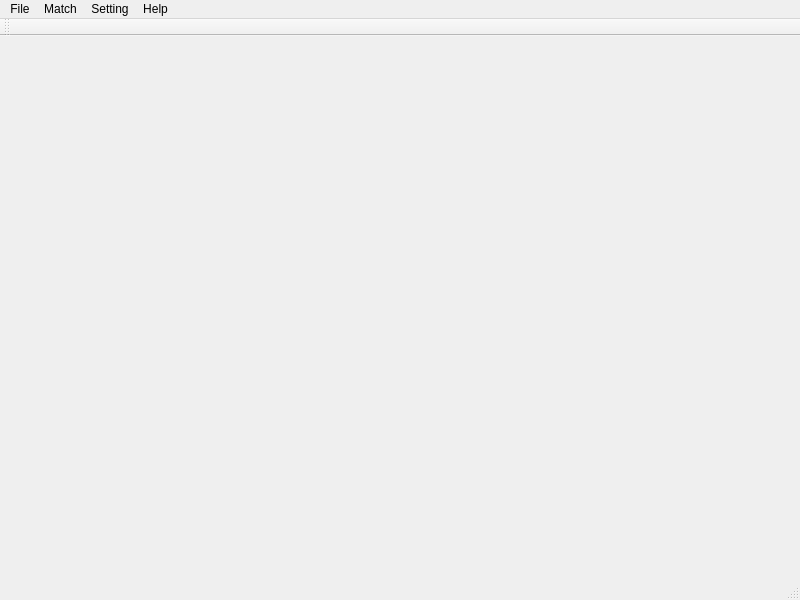
Before: the Qt Designer form GuidedMode/sGuidedMode.ui in mrchipset/GuidedModeGUI, drawn with Qt 5.
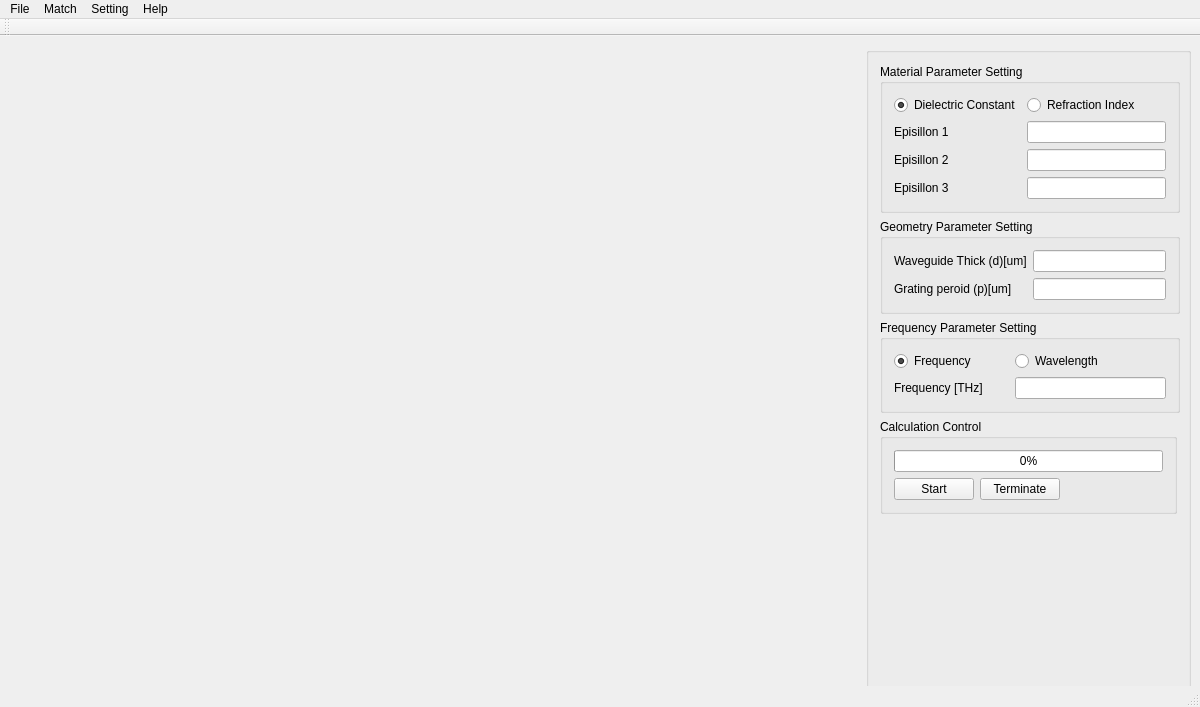
After: the same form once the commit is applied.

Commit message: Design an ugly mainWindow UI

Patch:
```diff
--- a/GuidedMode/sGuidedMode.ui
+++ b/GuidedMode/sGuidedMode.ui
@@ -6,26 +6,384 @@
    <rect>
     <x>0</x>
     <y>0</y>
-    <width>800</width>
-    <height>600</height>
+    <width>1200</width>
+    <height>707</height>
    </rect>
   </property>
   <property name="minimumSize">
    <size>
-    <width>800</width>
-    <height>600</height>
+    <width>1200</width>
+    <height>707</height>
+   </size>
+  </property>
+  <property name="maximumSize">
+   <size>
+    <width>1200</width>
+    <height>707</height>
+   </size>
+  </property>
+  <property name="baseSize">
+   <size>
+    <width>0</width>
+    <height>0</height>
    </size>
   </property>
   <property name="windowTitle">
    <string>GuidedModeCalculator</string>
   </property>
-  <widget class="QWidget" name="centralWidget"/>
+  <widget class="QWidget" name="centralWidget">
+   <property name="sizePolicy">
+    <sizepolicy hsizetype="Maximum" vsizetype="Maximum">
+     <horstretch>0</horstretch>
+     <verstretch>0</verstretch>
+    </sizepolicy>
+   </property>
+   <property name="minimumSize">
+    <size>
+     <width>1200</width>
+     <height>650</height>
+    </size>
+   </property>
+   <property name="maximumSize">
+    <size>
+     <width>1200</width>
+     <height>650</height>
+    </size>
+   </property>
+   <widget class="QWidget" name="layoutWidget">
+    <property name="geometry">
+     <rect>
+      <x>1</x>
+      <y>0</y>
+      <width>1201</width>
+      <height>702</height>
+     </rect>
+    </property>
+    <layout class="QHBoxLayout" name="horizontalLayout" stretch="1,1">
+     <property name="sizeConstraint">
+      <enum>QLayout::SetMaximumSize</enum>
+     </property>
+     <item>
+      <widget class="QWidget" name="UI_PLOT_WIDGET" native="true">
+       <property name="sizePolicy">
+        <sizepolicy hsizetype="Expanding" vsizetype="Expanding">
+         <horstretch>3</horstretch>
+         <verstretch>0</verstretch>
+        </sizepolicy>
+       </property>
+       <property name="minimumSize">
+        <size>
+         <width>800</width>
+         <height>700</height>
+        </size>
+       </property>
+      </widget>
+     </item>
+     <item>
+      <widget class="QGroupBox" name="UI_GROUP_WRAPP">
+       <property name="enabled">
+        <bool>true</bool>
+       </property>
+       <property name="sizePolicy">
+        <sizepolicy hsizetype="Preferred" vsizetype="Preferred">
+         <horstretch>0</horstretch>
+         <verstretch>0</verstretch>
+        </sizepolicy>
+       </property>
+       <property name="minimumSize">
+        <size>
+         <width>325</width>
+         <height>0</height>
+        </size>
+       </property>
+       <property name="maximumSize">
+        <size>
+         <width>325</width>
+         <height>1000</height>
+        </size>
+       </property>
+       <property name="sizeIncrement">
+        <size>
+         <width>0</width>
+         <height>0</height>
+        </size>
+       </property>
+       <property name="alignment">
+        <set>Qt::AlignJustify|Qt::AlignVCenter</set>
+       </property>
+       <layout class="QFormLayout" name="UI_FML_WRAPPER">
+        <property name="rowWrapPolicy">
+         <enum>QFormLayout::DontWrapRows</enum>
+        </property>
+        <item row="0" column="0">
+         <widget class="QGroupBox" name="UI_GROUP_DIELECTRIC">
+          <property name="minimumSize">
+           <size>
+            <width>300</width>
+            <height>0</height>
+           </size>
+          </property>
+          <property name="title">
+           <string>Material Parameter Setting</string>
+          </property>
+          <layout class="QFormLayout" name="UI_FML_DIELECTRIC">
+           <item row="0" column="0">
+            <widget class="QRadioButton" name="UI_RB_DIELECTRIC">
+             <property name="text">
+              <string>Dielectric Constant</string>
+             </property>
+             <property name="checked">
+              <bool>true</bool>
+             </property>
+            </widget>
+           </item>
+           <item row="0" column="1">
+            <widget class="QRadioButton" name="UI_RB_REFRACTION">
+             <property name="sizePolicy">
+              <sizepolicy hsizetype="Minimum" vsizetype="Fixed">
+               <horstretch>1</horstretch>
+               <verstretch>0</verstretch>
+              </sizepolicy>
+             </property>
+             <property name="text">
+              <string>Refraction Index</string>
+             </property>
+            </widget>
+           </item>
+           <item row="1" column="0">
+            <widget class="QLabel" name="label">
+             <property name="sizePolicy">
+              <sizepolicy hsizetype="Fixed" vsizetype="Preferred">
+               <horstretch>0</horstretch>
+               <verstretch>0</verstretch>
+              </sizepolicy>
+             </property>
+             <property name="maximumSize">
+              <size>
+               <width>16777215</width>
+               <height>16777215</height>
+              </size>
+             </property>
+             <property name="text">
+              <string>Episillon 1</string>
+             </property>
+            </widget>
+           </item>
+           <item row="1" column="1">
+            <widget class="QLineEdit" name="UI_LE_EP1">
+             <property name="sizePolicy">
+              <sizepolicy hsizetype="Preferred" vsizetype="Preferred">
+               <horstretch>0</horstretch>
+               <verstretch>0</verstretch>
+              </sizepolicy>
+             </property>
+             <property name="minimumSize">
+              <size>
+               <width>0</width>
+               <height>20</height>
+              </size>
+             </property>
+             <property name="baseSize">
+              <size>
+               <width>250</width>
+               <height>32</height>
+              </size>
+             </property>
+             <property name="text">
+              <string/>
+             </property>
+            </widget>
+           </item>
+           <item row="2" column="0">
+            <widget class="QLabel" name="label_2">
+             <property name="text">
+              <string>Episillon 2</string>
+             </property>
+            </widget>
+           </item>
+           <item row="2" column="1">
+            <widget class="QLineEdit" name="UI_LE_EP2">
+             <property name="minimumSize">
+              <size>
+               <width>0</width>
+               <height>20</height>
+              </size>
+             </property>
+            </widget>
+           </item>
+           <item row="3" column="0">
+            <widget class="QLabel" name="label_3">
+             <property name="text">
+              <string>Episillon 3</string>
+             </property>
+            </widget>
+           </item>
+           <item row="3" column="1">
+            <widget class="QLineEdit" name="UI_LE_EP3">
+             <property name="minimumSize">
+              <size>
+               <width>0</width>
+               <height>20</height>
+              </size>
+             </property>
+            </widget>
+           </item>
+          </layout>
+         </widget>
+        </item>
+        <item row="1" column="0">
+         <widget class="QGroupBox" name="UI_GROUP_GEOMETRY">
+          <property name="minimumSize">
+           <size>
+            <width>300</width>
+            <height>0</height>
+           </size>
+          </property>
+          <property name="title">
+           <string>Geometry Parameter Setting</string>
+          </property>
+          <layout class="QFormLayout" name="UI_FML_GEOMETERY">
+           <item row="0" column="0">
+            <widget class="QLabel" name="label_4">
+             <property name="text">
+              <string>Waveguide Thick (d)[um]</string>
+             </property>
+            </widget>
+           </item>
+           <item row="0" column="1">
+            <widget class="QLineEdit" name="UI_LE_WAVEGUID_D">
+             <property name="minimumSize">
+              <size>
+               <width>0</width>
+               <height>20</height>
+              </size>
+             </property>
+            </widget>
+           </item>
+           <item row="1" column="0">
+            <widget class="QLabel" name="label_5">
+             <property name="text">
+              <string>Grating peroid (p)[um]</string>
+             </property>
+            </widget>
+           </item>
+           <item row="1" column="1">
+            <widget class="QLineEdit" name="UI_LE_GRATING_P">
+             <property name="minimumSize">
+              <size>
+               <width>0</width>
+               <height>20</height>
+              </size>
+             </property>
+            </widget>
+           </item>
+          </layout>
+         </widget>
+        </item>
+        <item row="2" column="0">
+         <widget class="QGroupBox" name="UI_GROUP_FREQ">
+          <property name="sizePolicy">
+           <sizepolicy hsizetype="Preferred" vsizetype="Preferred">
+            <horstretch>0</horstretch>
+            <verstretch>0</verstretch>
+           </sizepolicy>
+          </property>
+          <property name="minimumSize">
+           <size>
+            <width>300</width>
+            <height>0</height>
+           </size>
+          </property>
+          <property name="title">
+           <string>Frequency Parameter Setting</string>
+          </property>
+          <layout class="QFormLayout" name="UI_FML_FREQ">
+           <item row="0" column="0">
+            <widget class="QRadioButton" name="UI_RB_FREQ">
+             <property name="text">
+              <string>Frequency          </string>
+             </property>
+             <property name="checked">
+              <bool>true</bool>
+             </property>
+            </widget>
+           </item>
+           <item row="0" column="1">
+            <widget class="QRadioButton" name="UI_RB_LAMB">
+             <property name="text">
+              <string>Wavelength</string>
+             </property>
+            </widget>
+           </item>
+           <item row="1" column="0">
+            <widget class="QLabel" name="label_6">
+             <property name="text">
+              <string>Frequency [THz]</string>
+             </property>
+            </widget>
+           </item>
+           <item row="1" column="1">
+            <widget class="QLineEdit" name="UI_LE_FREQ">
+             <property name="minimumSize">
+              <size>
+               <width>0</width>
+               <height>20</height>
+              </size>
+             </property>
+            </widget>
+           </item>
+          </layout>
+         </widget>
+        </item>
+        <item row="5" column="0" colspan="2">
+         <widget class="QGroupBox" name="UI_GROUP_CONTROL">
+          <property name="title">
+           <string>Calculation Control</string>
+          </property>
+          <layout class="QFormLayout" name="_2">
+           <item row="1" column="0">
+            <layout class="QHBoxLayout" name="UI_HL_BUTTON">
+             <item>
+              <widget class="QPushButton" name="UI_PB_START">
+               <property name="text">
+                <string>Start</string>
+               </property>
+              </widget>
+             </item>
+             <item>
+              <widget class="QPushButton" name="UI_PB_TERMINATE">
+               <property name="text">
+                <string>Terminate</string>
+               </property>
+              </widget>
+             </item>
+            </layout>
+           </item>
+           <item row="0" column="0" colspan="2">
+            <widget class="QProgressBar" name="progressBar">
+             <property name="value">
+              <number>0</number>
+             </property>
+             <property name="textVisible">
+              <bool>true</bool>
+             </property>
+            </widget>
+           </item>
+          </layout>
+         </widget>
+        </item>
+       </layout>
+      </widget>
+     </item>
+    </layout>
+   </widget>
+  </widget>
   <widget class="QMenuBar" name="menuBar">
    <property name="geometry">
     <rect>
      <x>0</x>
      <y>0</y>
-     <width>800</width>
+     <width>1200</width>
      <height>23</height>
     </rect>
    </property>
```
Left out of the diff: 5 changed lines with no effect on the pictures. The commit also changes 7 other files.
